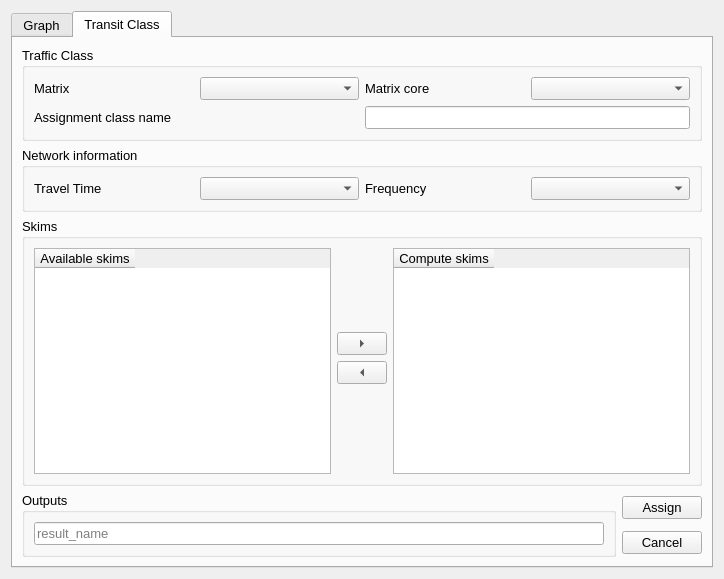
First picture: the form in qaequilibrae/modules/public_transport_procedures/forms/ui_skimming_assignment.ui, repository AequilibraE/qaequilibrae, before the edit.
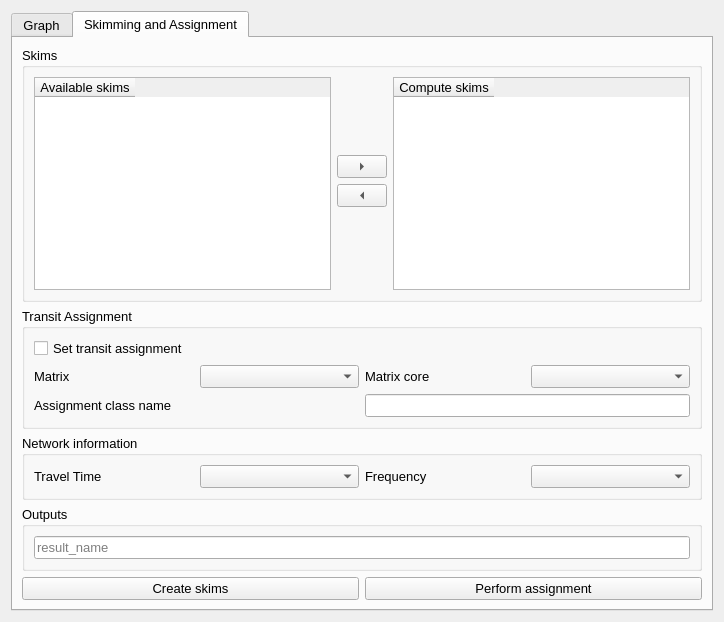
Second picture: the form after the edit. The open tabs and pages were chosen to show the change.

What changed in the file:
```diff
--- a/qaequilibrae/modules/public_transport_procedures/forms/ui_skimming_assignment.ui
+++ b/qaequilibrae/modules/public_transport_procedures/forms/ui_skimming_assignment.ui
@@ -7,15 +7,15 @@
     <x>0</x>
     <y>0</y>
     <width>724</width>
-    <height>579</height>
+    <height>622</height>
    </rect>
   </property>
   <property name="windowTitle">
    <string>Dialog</string>
   </property>
-  <layout class="QVBoxLayout" name="verticalLayout">
-   <item>
-    <widget class="QTabWidget" name="tabWidget">
+  <layout class="QGridLayout" name="gridLayout_2">
+   <item row="2" column="0">
+    <widget class="QTabWidget" name="tabs">
      <property name="font">
       <font>
        <pointsize>10</pointsize>
@@ -209,93 +209,11 @@
      </widget>
      <widget class="QWidget" name="assign_tab">
       <attribute name="title">
-       <string>Transit Class</string>
+       <string>Skimming and Assignment</string>
       </attribute>
-      <layout class="QGridLayout" name="gridLayout_6">
-       <item row="3" column="1">
-        <widget class="QPushButton" name="but_assign">
-         <property name="text">
-          <string>Assign</string>
-         </property>
-        </widget>
-       </item>
-       <item row="0" column="0" colspan="2">
-        <widget class="QGroupBox" name="traffic_class">
-         <property name="title">
-          <string>Traffic Class</string>
-         </property>
-         <layout class="QGridLayout" name="gridLayout_7">
-          <item row="0" column="2">
-           <widget class="QLabel" name="label_6">
-            <property name="text">
-             <string>Matrix core</string>
-            </property>
-           </widget>
-          </item>
-          <item row="0" column="3">
-           <widget class="QComboBox" name="cob_matrix_core"/>
-          </item>
-          <item row="1" column="0" colspan="2">
-           <widget class="QLabel" name="label_7">
-            <property name="text">
-             <string>Assignment class name</string>
-            </property>
-           </widget>
-          </item>
-          <item row="1" column="2" colspan="2">
-           <widget class="QLineEdit" name="ln_transit_class"/>
-          </item>
-          <item row="0" column="0">
-           <widget class="QLabel" name="label">
-            <property name="text">
-             <string>Matrix</string>
-            </property>
-           </widget>
-          </item>
-          <item row="0" column="1">
-           <widget class="QComboBox" name="cob_matrices"/>
-          </item>
-         </layout>
-        </widget>
-       </item>
-       <item row="4" column="1">
-        <widget class="QPushButton" name="but_cancel">
-         <property name="text">
-          <string>Cancel</string>
-         </property>
-        </widget>
-       </item>
-       <item row="1" column="0" colspan="2">
-        <widget class="QGroupBox" name="net_info">
-         <property name="title">
-          <string>Network information</string>
-         </property>
-         <layout class="QGridLayout" name="gridLayout_4">
-          <item row="0" column="0">
-           <widget class="QLabel" name="label_4">
-            <property name="text">
-             <string>Travel Time</string>
-            </property>
-           </widget>
-          </item>
-          <item row="0" column="1">
-           <widget class="QComboBox" name="cob_travel_time"/>
-          </item>
-          <item row="0" column="2">
-           <widget class="QLabel" name="label_5">
-            <property name="text">
-             <string>Frequency</string>
-            </property>
-           </widget>
-          </item>
-          <item row="0" column="3">
-           <widget class="QComboBox" name="cob_freq"/>
-          </item>
-         </layout>
-        </widget>
-       </item>
-       <item row="2" column="0" colspan="2">
-        <widget class="QGroupBox" name="skims">
+      <layout class="QGridLayout" name="gridLayout_4">
+       <item row="0" column="0" colspan="4">
+        <widget class="QGroupBox" name="skims_2">
          <property name="sizePolicy">
           <sizepolicy hsizetype="Preferred" vsizetype="Preferred">
            <horstretch>0</horstretch>
@@ -305,7 +223,7 @@
          <property name="title">
           <string>Skims</string>
          </property>
-         <layout class="QGridLayout" name="gridLayout_2">
+         <layout class="QGridLayout" name="gridLayout_9">
           <item row="0" column="0" rowspan="7">
            <widget class="QTableWidget" name="available_skims_table">
             <property name="sizePolicy">
@@ -365,7 +283,7 @@
            </widget>
           </item>
           <item row="1" column="1">
-           <spacer name="vtab21">
+           <spacer name="vtab21_2">
             <property name="sizePolicy">
              <sizepolicy hsizetype="Preferred" vsizetype="Preferred">
               <horstretch>0</horstretch>
@@ -384,7 +302,7 @@
            </spacer>
           </item>
           <item row="4" column="1">
-           <spacer name="vtab22">
+           <spacer name="vtab22_2">
             <property name="sizePolicy">
              <sizepolicy hsizetype="Preferred" vsizetype="Preferred">
               <horstretch>0</horstretch>
@@ -463,12 +381,87 @@
          </layout>
         </widget>
        </item>
-       <item row="3" column="0" rowspan="2">
-        <widget class="QGroupBox" name="output">
+       <item row="1" column="0" colspan="4">
+        <widget class="QGroupBox" name="traffic_class_2">
+         <property name="title">
+          <string>Transit Assignment</string>
+         </property>
+         <layout class="QGridLayout" name="gridLayout_11">
+          <item row="2" column="0" colspan="2">
+           <widget class="QLabel" name="label_16">
+            <property name="text">
+             <string>Assignment class name</string>
+            </property>
+           </widget>
+          </item>
+          <item row="1" column="0">
+           <widget class="QLabel" name="label_14">
+            <property name="text">
+             <string>Matrix</string>
+            </property>
+           </widget>
+          </item>
+          <item row="1" column="3">
+           <widget class="QComboBox" name="cob_matrix_core"/>
+          </item>
+          <item row="1" column="1">
+           <widget class="QComboBox" name="cob_matrices"/>
+          </item>
+          <item row="2" column="2" colspan="2">
+           <widget class="QLineEdit" name="ln_transit_class"/>
+          </item>
+          <item row="1" column="2">
+           <widget class="QLabel" name="label_15">
+            <property name="text">
+             <string>Matrix core</string>
+            </property>
+           </widget>
+          </item>
+          <item row="0" column="0">
+           <widget class="QCheckBox" name="chb_set_assignment">
+            <property name="text">
+             <string>Set transit assignment</string>
+            </property>
+           </widget>
+          </item>
+         </layout>
+        </widget>
+       </item>
+       <item row="2" column="0" rowspan="2" colspan="4">
+        <widget class="QGroupBox" name="net_info_2">
+         <property name="title">
+          <string>Network information</string>
+         </property>
+         <layout class="QGridLayout" name="gridLayout_10">
+          <item row="0" column="1">
+           <widget class="QComboBox" name="cob_travel_time"/>
+          </item>
+          <item row="0" column="0">
+           <widget class="QLabel" name="label_10">
+            <property name="text">
+             <string>Travel Time</string>
+            </property>
+           </widget>
+          </item>
+          <item row="0" column="2">
+           <widget class="QLabel" name="label_13">
+            <property name="text">
+             <string>Frequency</string>
+            </property>
+           </widget>
+          </item>
+          <item row="0" column="3">
+           <widget class="QComboBox" name="cob_freq"/>
+          </item>
+         </layout>
+        </widget>
+       </item>
+       <item row="4" column="0" colspan="4">
+        <widget class="QGroupBox" name="output_2">
          <property name="title">
           <string>Outputs</string>
          </property>
-         <layout class="QGridLayout" name="gridLayout_5">
+         <layout class="QGridLayout" name="gridLayout_12">
           <item row="0" column="0">
            <widget class="QLineEdit" name="ln_result_name">
             <property name="placeholderText">
@@ -479,6 +472,20 @@
          </layout>
         </widget>
        </item>
+       <item row="5" column="0" colspan="2">
+        <widget class="QPushButton" name="but_create">
+         <property name="text">
+          <string>Create skims</string>
+         </property>
+        </widget>
+       </item>
+       <item row="5" column="2" colspan="2">
+        <widget class="QPushButton" name="but_assign">
+         <property name="text">
+          <string>Perform assignment</string>
+         </property>
+        </widget>
+       </item>
       </layout>
      </widget>
     </widget>
```
Left out of the diff: 14 changed lines with no effect on the pictures.
